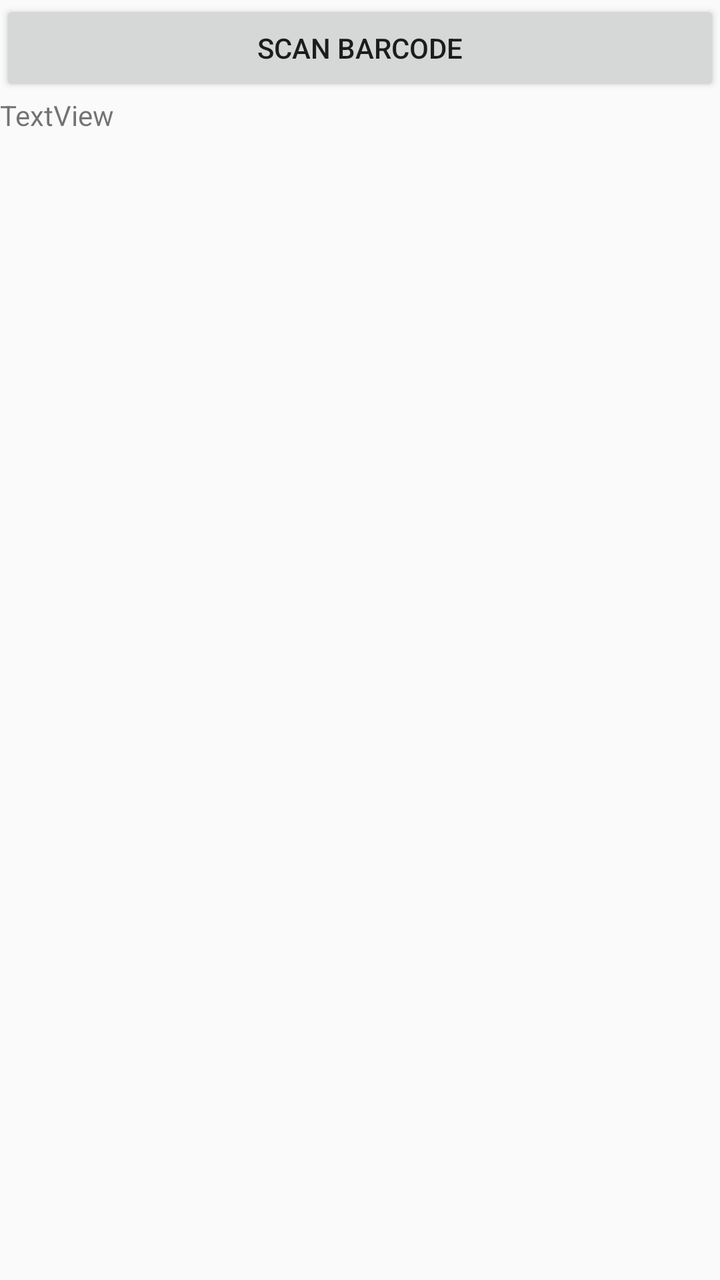
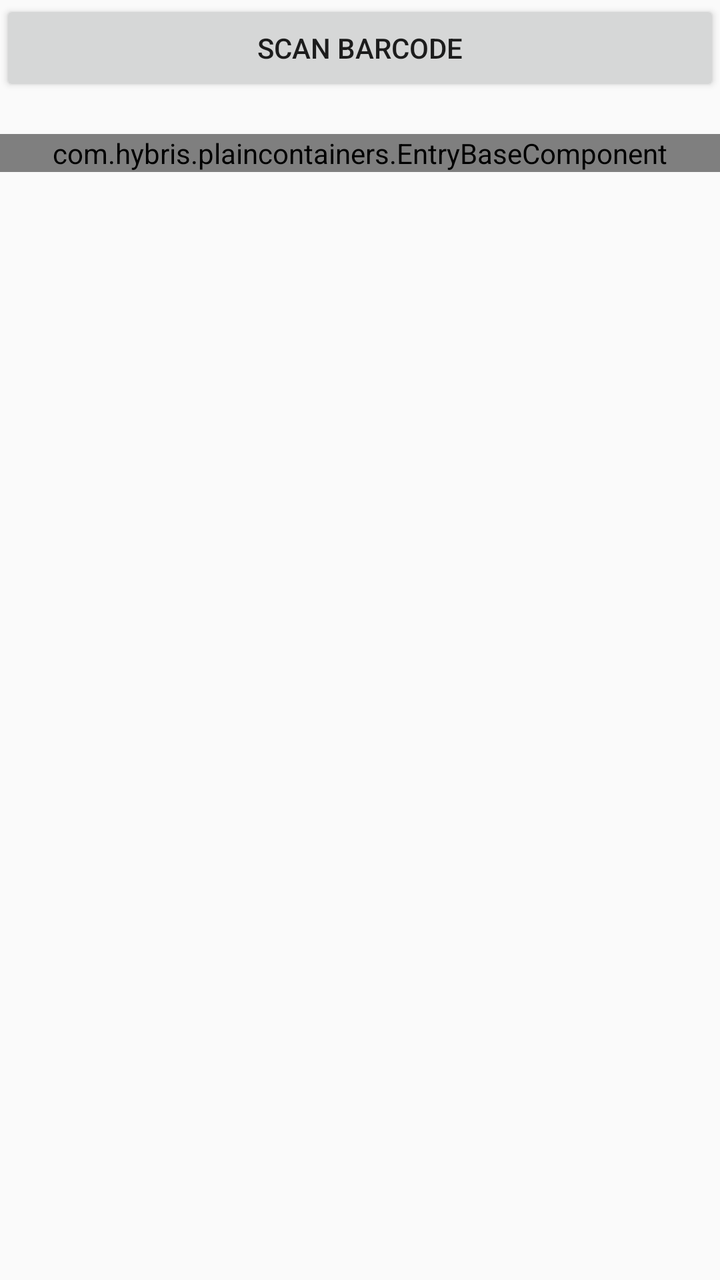

Before-and-after screenshots of an Android layout around one commit, followed by the original layout XML and the change that was made.
<!-- AndroidManifest.xml: activity theme Theme.PlainContainers -->
<!-- res/layout/activity_main.xml -->
<?xml version="1.0" encoding="utf-8"?>
<LinearLayout xmlns:android="http://schemas.android.com/apk/res/android"
    android:orientation="vertical"
    android:layout_width="match_parent"
    android:layout_height="match_parent">

    <Button
        android:id="@+id/btnScan"
        android:layout_width="match_parent"
        android:layout_height="wrap_content"
        android:text="Scan Barcode" />

    <TextView
        android:id="@+id/tvScanResult"
        android:layout_width="match_parent"
        android:layout_height="wrap_content"
        android:text="TextView" />
</LinearLayout>
<!-- resources referenced by this layout -->
<resources>
  <style name="Theme.PlainContainers" parent="android:Theme.Material.Light.NoActionBar" />
</resources>

<!-- the commit's change to res/layout/activity_main.xml (unified diff, before → after) -->
@@ -13,6 +13,10 @@
     <TextView
         android:id="@+id/tvScanResult"
         android:layout_width="match_parent"
-        android:layout_height="wrap_content"
-        android:text="TextView" />
+        android:layout_height="wrap_content" />
+
+    <com.hybris.plaincontainers.EntryBaseComponent
+        android:layout_width="match_parent"
+        android:layout_height="wrap_content" />
+
 </LinearLayout>
